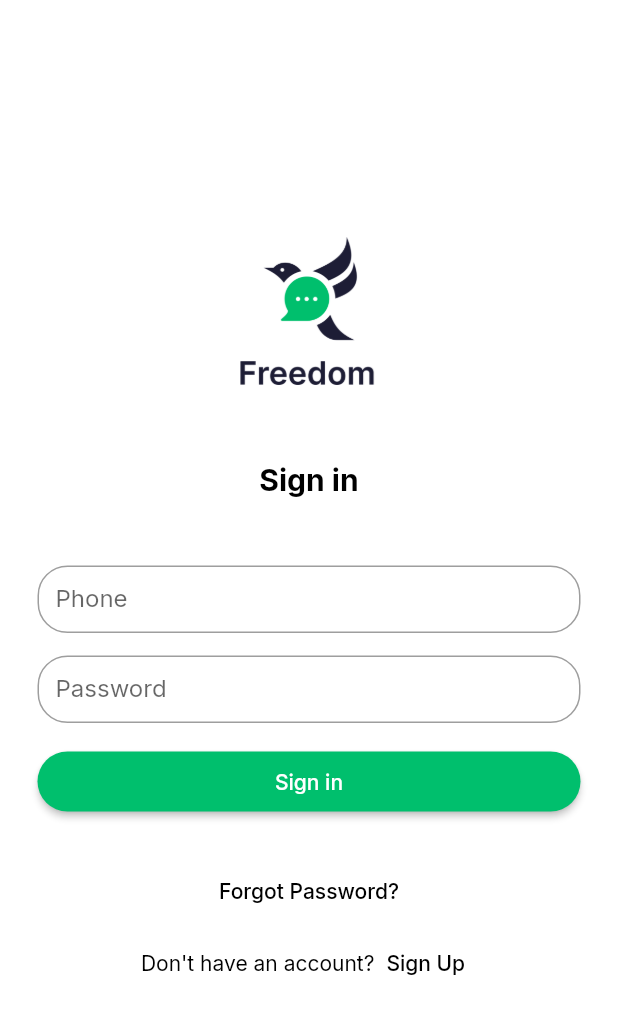
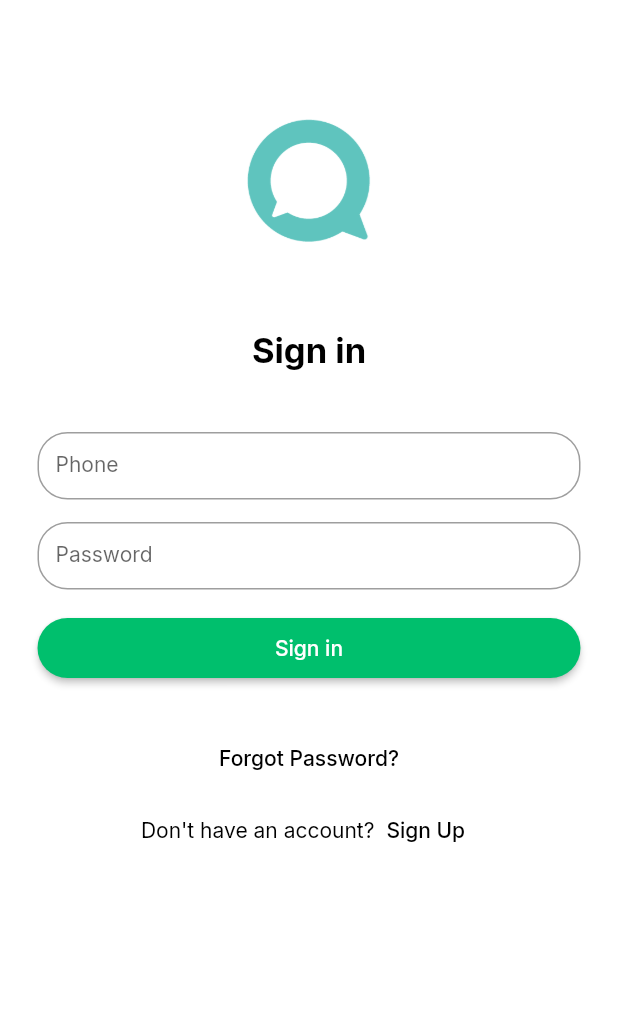
Before and after one commit to DAMHONGDUC/messengang-chat-app, a Flutter app: the screen it shows after launch, after a tap on "Skip", on a phone screen of 412 x 824 dp. Shown: the top 1014 px of the screen. Run offline on Flutter 3.47's test engine with Material 2 defaults, Android fonts, the phone set to English and light mode, and no system bars; our stand-ins replace google_fonts, pinput.

Commit message:
add sign up+sign in + verification

```diff
--- a/chat_app/lib/screens/login.dart
+++ /dev/null
@@ -1,99 +0,0 @@
-import 'package:chat_app/screens/chats_screen.dart';
-import 'package:chat_app/values/app_asstets.dart';
-import 'package:flutter/material.dart';
-
-class LoginScreen extends StatelessWidget {
-  const LoginScreen({Key? key}) : super(key: key);
-
-  @override
-  Widget build(BuildContext context) {
-    return Scaffold(
-      resizeToAvoidBottomInset: false,
-      body: SafeArea(
-          child: Column(
-        mainAxisAlignment: MainAxisAlignment.center,
-        children: [
-          Image.asset(
-            Assets.Logo_Light,
-            width: 100,
-            height: 100,
-          ),
-          SizedBox(
-            height: 50,
-          ),
-          Text(
-            "Sign in",
-            style: Theme.of(context).textTheme.headline4!.copyWith(
-                fontWeight: FontWeight.bold, color: Colors.black, fontSize: 20),
-          ),
-          SizedBox(
-            height: 20,
-          ),
-          Padding(
-            padding: const EdgeInsets.all(25.0),
-            child: Column(
-              children: [
-                Container(
-                  height: 45,
-                  child: TextFormField(
-                    decoration: const InputDecoration(
-                      border: OutlineInputBorder(
-                          borderRadius: BorderRadius.all(Radius.circular(20))),
-                      labelText: 'Phone',
-                    ),
-                  ),
-                ),
-                SizedBox(height: 15),
-                Container(
-                  height: 45,
-                  child: TextFormField(
-                    decoration: const InputDecoration(
-                      border: OutlineInputBorder(
-                          borderRadius: BorderRadius.all(Radius.circular(20))),
-                      labelText: 'Password',
-                    ),
-                  ),
-                ),
-                SizedBox(height: 15),
-                ElevatedButton(
-                    onPressed: () {
-                      Navigator.push(
-                          context,
-                          MaterialPageRoute(
-                              builder: (context) => ChatsScreen()));
-                    },
-                    style: ElevatedButton.styleFrom(
-                        minimumSize: Size.fromHeight(40),
-                        shape: new RoundedRectangleBorder(
-                            borderRadius:
-                                BorderRadius.all(Radius.circular(20)))),
-                    child: Text('Sign in')),
-              ],
-            ),
-          ),
-          TextButton(
-              onPressed: () {},
-              child: Text(
-                'Forgot Password?',
-                style: TextStyle(color: Colors.black),
-              )),
-          Row(
-            mainAxisAlignment: MainAxisAlignment.center,
-            children: [
-              const Text(
-                'Don\'t have an account?',
-                style: TextStyle(color: Colors.black),
-              ),
-              TextButton(
-                  onPressed: () {},
-                  child: Text(
-                    'Sign Up',
-                    style: TextStyle(color: Colors.black),
-                  )),
-            ],
-          )
-        ],
-      )),
-    );
-  }
-}
--- /dev/null
+++ b/chat_app/lib/screens/singn_in_screen.dart
@@ -0,0 +1,116 @@
+import 'package:chat_app/screens/chats_screen.dart';
+import 'package:chat_app/screens/sign_up_screen.dart';
+import 'package:chat_app/values/app_asstets.dart';
+import 'package:flutter/material.dart';
+
+class SignInScreen extends StatelessWidget {
+  const SignInScreen({Key? key}) : super(key: key);
+
+  @override
+  Widget build(BuildContext context) {
+    return Scaffold(
+      //resizeToAvoidBottomInset: false,
+      body: SafeArea(
+          child: SingleChildScrollView(
+        child: Column(
+          crossAxisAlignment: CrossAxisAlignment.center,
+          // mainAxisAlignment: MainAxisAlignment.center,
+          children: [
+            SizedBox(
+              height: 70,
+            ),
+            Image.asset(
+              Assets.Logo,
+              height: 100,
+              width: 100,
+            ),
+            SizedBox(
+              height: 50,
+            ),
+            Text(
+              "Sign in",
+              style: Theme.of(context).textTheme.headline4!.copyWith(
+                  fontWeight: FontWeight.bold,
+                  color: Colors.black,
+                  fontSize: 23),
+            ),
+            SizedBox(
+              height: 15,
+            ),
+            Padding(
+              padding: const EdgeInsets.all(25.0),
+              child: Column(
+                children: [
+                  Container(
+                    height: 45,
+                    child: TextFormField(
+                      decoration: const InputDecoration(
+                          border: OutlineInputBorder(
+                              borderRadius:
+                                  BorderRadius.all(Radius.circular(20))),
+                          labelText: 'Phone',
+                          labelStyle: TextStyle(fontSize: 14)),
+                    ),
+                  ),
+                  SizedBox(height: 15),
+                  Container(
+                    height: 45,
+                    child: TextFormField(
+                      decoration: const InputDecoration(
+                        border: OutlineInputBorder(
+                            borderRadius:
+                                BorderRadius.all(Radius.circular(20))),
+                        labelText: 'Password',
+                        labelStyle: TextStyle(fontSize: 14),
+                      ),
+                    ),
+                  ),
+                  SizedBox(height: 15),
+                  ElevatedButton(
+                      onPressed: () {
+                        Navigator.push(
+                            context,
+                            MaterialPageRoute(
+                                builder: (context) => ChatsScreen()));
+                      },
+                      style: ElevatedButton.styleFrom(
+                          minimumSize: Size.fromHeight(40),
+                          shape: new RoundedRectangleBorder(
+                              borderRadius:
+                                  BorderRadius.all(Radius.circular(20)))),
+                      child: Text('Sign in')),
+                ],
+              ),
+            ),
+            TextButton(
+                onPressed: () {},
+                child: Text(
+                  'Forgot Password?',
+                  style: TextStyle(color: Colors.black),
+                )),
+            Row(
+              mainAxisAlignment: MainAxisAlignment.center,
+              children: [
+                const Text(
+                  'Don\'t have an account?',
+                  style: TextStyle(color: Colors.black),
+                ),
+                TextButton(
+                    onPressed: () {
+                      Navigator.push(
+                          context,
+                          MaterialPageRoute(
+                              builder: (context) => SignUpScreen()));
+                    },
+                    child: Text(
+                      'Sign Up',
+                      style: TextStyle(color: Colors.black),
+                    )),
+              ],
+            )
+          ],
+        ),
+      )),
+    );
+  }
+}
--- a/chat_app/lib/screens/welcome_screen.dart
+++ b/chat_app/lib/screens/welcome_screen.dart
@@ -1,4 +1,4 @@
-import 'package:chat_app/screens/login.dart';
+import 'package:chat_app/screens/singn_in_screen.dart';
 import 'package:chat_app/values/app_asstets.dart';
 import 'package:chat_app/values/app_styles.dart';
 import 'package:flutter/material.dart';
@@ -51,7 +51,7 @@ class WelcomeScreen extends StatelessWidget {
           TextButton(
               onPressed: () {
                 Navigator.push(context,
-                    MaterialPageRoute(builder: (context) => LoginScreen()));
+                    MaterialPageRoute(builder: (context) => SignInScreen()));
               },
               child: Row(
                 mainAxisAlignment: MainAxisAlignment.center,
--- a/chat_app/lib/values/app_asstets.dart
+++ b/chat_app/lib/values/app_asstets.dart
@@ -5,4 +5,5 @@ class Assets {
   static final String Welcome = imagePath + 'welcome_image.png';
   static final String Logo_Light = imagePath + 'Logo_light.png';
   static final String Logo_Dark = imagePath + 'Logo_dark.png';
+  static final String Logo = imagePath + 'Logo.png';
 }
--- a/chat_app/pubspec.yaml
+++ b/chat_app/pubspec.yaml
@@ -34,6 +34,7 @@ dependencies:
   # Use with the CupertinoIcons class for iOS style icons.
   cupertino_icons: ^1.0.2
   google_fonts: ^2.3.1
+  pinput: ^2.2.7
 
 dev_dependencies:
   flutter_test:
```
Also changed, not shown: chat_app/lib/screens/sign_up_screen.dart (added, +135 -0 lines), chat_app/lib/screens/verification_screen.dart (added, +72 -0 lines), chat_app/assets/images/Logo.png (added), chat_app/pubspec.lock, 2 other files.
